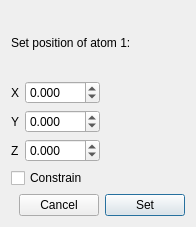
The window that src/Configurator/VectorConstraintConfigurator.ui (nutjunkie/IQmol) describes before a commit, drawn with Qt 5.
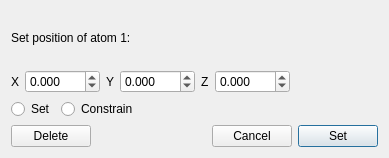
The same window after the commit.

```diff
--- a/src/Configurator/VectorConstraintConfigurator.ui
+++ b/src/Configurator/VectorConstraintConfigurator.ui
@@ -6,8 +6,8 @@
    <rect>
     <x>0</x>
     <y>0</y>
-    <width>196</width>
-    <height>227</height>
+    <width>389</width>
+    <height>158</height>
    </rect>
   </property>
   <property name="windowTitle">
@@ -29,113 +29,140 @@
     </layout>
    </item>
    <item>
-    <layout class="QGridLayout" name="gridLayout">
-     <item row="0" column="1">
-      <widget class="QDoubleSpinBox" name="xValue">
-       <property name="suffix">
-        <string/>
-       </property>
-       <property name="decimals">
-        <number>3</number>
-       </property>
-       <property name="minimum">
-        <double>-100.000000000000000</double>
-       </property>
-       <property name="maximum">
-        <double>100.000000000000000</double>
-       </property>
-       <property name="singleStep">
-        <double>0.010000000000000</double>
-       </property>
-      </widget>
-     </item>
-     <item row="1" column="1">
-      <widget class="QDoubleSpinBox" name="yValue">
-       <property name="suffix">
-        <string/>
-       </property>
-       <property name="decimals">
-        <number>3</number>
-       </property>
-       <property name="minimum">
-        <double>-100.000000000000000</double>
-       </property>
-       <property name="maximum">
-        <double>100.000000000000000</double>
-       </property>
-       <property name="singleStep">
-        <double>0.010000000000000</double>
-       </property>
-      </widget>
-     </item>
-     <item row="2" column="1">
-      <widget class="QDoubleSpinBox" name="zValue">
-       <property name="suffix">
-        <string/>
-       </property>
-       <property name="decimals">
-        <number>3</number>
-       </property>
-       <property name="minimum">
-        <double>-100.000000000000000</double>
-       </property>
-       <property name="maximum">
-        <double>100.000000000000000</double>
-       </property>
-       <property name="singleStep">
-        <double>0.010000000000000</double>
-       </property>
-      </widget>
-     </item>
-     <item row="2" column="2">
-      <spacer name="horizontalSpacer">
-       <property name="orientation">
-        <enum>Qt::Horizontal</enum>
-       </property>
-       <property name="sizeHint" stdset="0">
-        <size>
-         <width>40</width>
-         <height>20</height>
-        </size>
-       </property>
-      </spacer>
-     </item>
-     <item row="0" column="0">
+    <layout class="QHBoxLayout" name="horizontalLayout_3">
+     <item>
       <widget class="QLabel" name="xLabel">
        <property name="text">
         <string>X</string>
        </property>
       </widget>
      </item>
-     <item row="1" column="0">
+     <item>
+      <widget class="QDoubleSpinBox" name="xValue">
+       <property name="suffix">
+        <string/>
+       </property>
+       <property name="decimals">
+        <number>3</number>
+       </property>
+       <property name="minimum">
+        <double>-100.000000000000000</double>
+       </property>
+       <property name="maximum">
+        <double>100.000000000000000</double>
+       </property>
+       <property name="singleStep">
+        <double>0.010000000000000</double>
+       </property>
+      </widget>
+     </item>
+     <item>
       <widget class="QLabel" name="yLabel">
        <property name="text">
         <string>Y</string>
        </property>
       </widget>
      </item>
-     <item row="2" column="0">
+     <item>
+      <widget class="QDoubleSpinBox" name="yValue">
+       <property name="suffix">
+        <string/>
+       </property>
+       <property name="decimals">
+        <number>3</number>
+       </property>
+       <property name="minimum">
+        <double>-100.000000000000000</double>
+       </property>
+       <property name="maximum">
+        <double>100.000000000000000</double>
+       </property>
+       <property name="singleStep">
+        <double>0.010000000000000</double>
+       </property>
+      </widget>
+     </item>
+     <item>
       <widget class="QLabel" name="zLabel">
        <property name="text">
         <string>Z</string>
        </property>
       </widget>
      </item>
+     <item>
+      <widget class="QDoubleSpinBox" name="zValue">
+       <property name="suffix">
+        <string/>
+       </property>
+       <property name="decimals">
+        <number>3</number>
+       </property>
+       <property name="minimum">
+        <double>-100.000000000000000</double>
+       </property>
+       <property name="maximum">
+        <double>100.000000000000000</double>
+       </property>
+       <property name="singleStep">
+        <double>0.010000000000000</double>
+       </property>
+      </widget>
+     </item>
+     <item>
+      <spacer name="horizontalSpacer">
+       <property name="orientation">
+        <enum>Qt::Horizontal</enum>
+       </property>
+       <property name="sizeHint" stdset="0">
+        <size>
+         <width>40</width>
+         <height>20</height>
+        </size>
+       </property>
+      </spacer>
+     </item>
     </layout>
    </item>
    <item>
     <layout class="QHBoxLayout" name="horizontalLayout_2">
      <item>
-      <widget class="QCheckBox" name="constrainCheckBox">
+      <widget class="QRadioButton" name="radioButton">
+       <property name="text">
+        <string>Set</string>
+       </property>
+      </widget>
+     </item>
+     <item>
+      <widget class="QRadioButton" name="constrainButton">
        <property name="text">
         <string>Constrain</string>
        </property>
       </widget>
      </item>
+     <item>
+      <spacer name="horizontalSpacer_3">
+       <property name="orientation">
+        <enum>Qt::Horizontal</enum>
+       </property>
+       <property name="sizeHint" stdset="0">
+        <size>
+         <width>40</width>
+         <height>20</height>
+        </size>
+       </property>
+      </spacer>
+     </item>
     </layout>
    </item>
    <item>
     <layout class="QHBoxLayout" name="horizontalLayout">
+     <item>
+      <widget class="QPushButton" name="deleteButton">
+       <property name="text">
+        <string>Delete</string>
+       </property>
+      </widget>
+     </item>
      <item>
       <spacer name="horizontalSpacer_2">
        <property name="orientation">
@@ -143,7 +170,7 @@
        </property>
        <property name="sizeHint" stdset="0">
         <size>
-         <width>40</width>
+         <width>0</width>
          <height>20</height>
         </size>
        </property>
```
